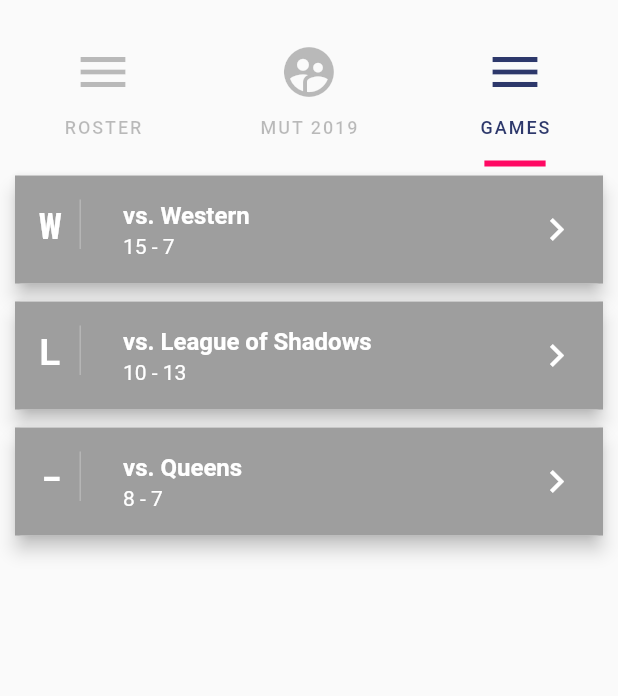
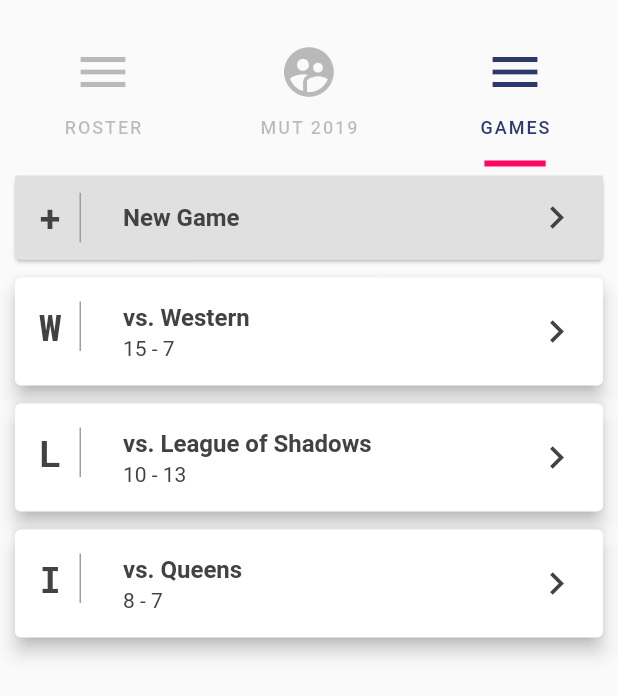
Before and after one commit to TuOfTimes/seven_otl, a Flutter app: the screen it shows after launch, tab 3 chosen, on a phone screen of 412 x 824 dp. Shown: the top 696 px of the screen. Run offline on Flutter 3.47's test engine with Material 2 defaults, Android fonts, the phone set to English and light mode, and no system bars.

Commit message:
renamed screens, added new player and new game buttons

```diff
--- a/lib/main.dart
+++ b/lib/main.dart
@@ -1,6 +1,6 @@
 import 'package:flutter/material.dart';
-import 'screens/roster_screen.dart';
-import 'screens/games_screen.dart';
+import 'screens/roster.dart';
+import 'screens/games.dart';
 
 void main() => runApp(new MyApp());
 
--- a/lib/model/game.dart
+++ b/lib/model/game.dart
@@ -19,7 +19,7 @@ class Game {
       case Result.loss:
         return "L";
       case Result.unfinished:
-        return "-";
+        return "I";
       case Result.tie:
         return "T";
       default:
--- a/lib/screens/games_screen.dart
+++ b/lib/screens/games.dart
@@ -39,10 +39,11 @@ class _ListPageState extends State<ListPage> {
             padding: EdgeInsets.only(right: 12.0),
             decoration: new BoxDecoration(
                 border: new Border(
-                    right: new BorderSide(width: 1.0, color: Colors.white24))),
+                    right:
+                        new BorderSide(width: 1.0, color: Colors.grey[500]))),
             child: Text(game.getResultLetter(),
                 style: TextStyle(
-                    color: Colors.white,
+                    color: Colors.grey[800],
                     fontWeight: FontWeight.bold,
                     fontSize: 25,
                     fontFamily: 'RobotoMono')),
@@ -51,9 +52,10 @@ class _ListPageState extends State<ListPage> {
           // title should specify score
           title: Text(
             "vs. " + game.opponent,
-            style: TextStyle(color: Colors.white, fontWeight: FontWeight.bold),
+            style:
+                TextStyle(color: Colors.grey[800], fontWeight: FontWeight.bold),
           ),
-          // subtitle: Text("Intermediate", style: TextStyle(color: Colors.white)),
+          // subtitle: Text("Intermediate", style: TextStyle(color: Colors.grey[800])),
 
           subtitle: Row(
             children: <Widget>[
@@ -63,11 +65,11 @@ class _ListPageState extends State<ListPage> {
                       game.teamScore.toString() +
                           " - " +
                           game.opponentScore.toString(),
-                      style: TextStyle(color: Colors.white))),
+                      style: TextStyle(color: Colors.grey[800]))),
             ],
           ),
-          trailing:
-              Icon(Icons.keyboard_arrow_right, color: Colors.white, size: 30.0),
+          trailing: Icon(Icons.keyboard_arrow_right,
+              color: Colors.grey[800], size: 30.0),
           onTap: () {
             Navigator.push(
                 context, MaterialPageRoute(builder: (context) => DetailPage()));
@@ -78,30 +80,59 @@ class _ListPageState extends State<ListPage> {
           elevation: 5.0,
           margin: new EdgeInsets.symmetric(horizontal: 10.0, vertical: 6.0),
           child: Container(
-            decoration: BoxDecoration(color: Colors.grey),
+            decoration: BoxDecoration(color: Colors.transparent),
             child: makeListTile(game),
           ),
         );
 
+    Card makeNewGameCard() => Card(
+        elevation: 1,
+        margin: new EdgeInsets.symmetric(horizontal: 10.0, vertical: 6.0),
+        child: Container(
+            decoration: BoxDecoration(color: Colors.grey[300]),
+            child: ListTile(
+              leading: Container(
+                padding: EdgeInsets.only(right: 12.0),
+                decoration: new BoxDecoration(
+                    border: new Border(
+                        right: new BorderSide(
+                            width: 1.0, color: Colors.grey[500]))),
+                child: Text("+",
+                    style: TextStyle(
+                        color: Colors.grey[800],
+                        fontWeight: FontWeight.bold,
+                        fontSize: 25,
+                        fontFamily: 'RobotoMono')),
+              ),
+
+              // title should specify score
+              title: Text(
+                "New Game",
+                style: TextStyle(
+                    color: Colors.grey[800], fontWeight: FontWeight.bold),
+              ),
+              // subtitle:
+              //     Text("0 - 0", style: TextStyle(color: Colors.grey[800])),
+              trailing: Icon(Icons.keyboard_arrow_right,
+                  color: Colors.grey[800], size: 30.0),
+              onTap: () {
+                Navigator.push(context,
+                    MaterialPageRoute(builder: (context) => DetailPage()));
+              },
+            )));
+
     final makeBody = Container(
-        // decoration: BoxDecoration(color: Color.fromRGBO(58, 66, 86, 1.0)),
-        child: Column(children: <Widget>[
-      // Text(
-      //   widget.title,
-      //   style: TextStyle(
-      //     color: Colors.grey,
-      //     fontWeight: FontWeight.bold,
-      //     fontSize: 25),
-      //   ),
-      ListView.builder(
+      alignment: Alignment(0, -1),
+      child: ListView.builder(
         scrollDirection: Axis.vertical,
         shrinkWrap: true,
-        itemCount: games.length,
+        itemCount: games.length + 1,
         itemBuilder: (BuildContext context, int index) {
-          return makeCard(games[index]);
+          if (index == 0) return makeNewGameCard();
+          return makeCard(games[index - 1]);
         },
       ),
-    ]));
+    );
 
     return makeBody;
   }
--- a/lib/screens/roster_screen.dart
+++ b/lib/screens/roster.dart
@@ -52,7 +52,7 @@ class _ListPageState extends State<ListPage> {
           children: <Widget>[
             Expanded(
                 flex: 4,
-                child: Text(player.getLine() + " " + player.getPosition(),
+                child: Text(player.getLine() + " - " + player.getPosition(),
                     style: TextStyle(color: Colors.black))),
           ],
         ),
@@ -66,19 +66,54 @@ class _ListPageState extends State<ListPage> {
           elevation: 1,
           margin: new EdgeInsets.symmetric(horizontal: 10.0, vertical: 6.0),
           child: Container(
-            decoration: BoxDecoration(color: Colors.transparent),
-            child: makeListTile(player),
+              decoration: BoxDecoration(color: Colors.transparent),
+              child: makeListTile(player)),
+        );
+
+    Card makeNewPlayerCard() => Card(
+          elevation: 1,
+          margin: new EdgeInsets.symmetric(horizontal: 10.0, vertical: 6.0),
+          child: Container(
+            decoration: BoxDecoration(color: Colors.grey[300]),
+            child: ListTile(
+                leading: Container(
+                  child: Text("+",
+                      style: TextStyle(
+                          color: Colors.black,
+                          fontWeight: FontWeight.bold,
+                          fontSize: 17)),
+                ),
+
+                // title should specify score
+                title: Text(
+                  "Add Player",
+                  style: TextStyle(color: Colors.black, fontSize: 17),
+                ),
+                // subtitle: Row(
+                //   children: <Widget>[
+                //     Expanded(
+                //         flex: 4,
+                //         child: Text("Line - Position",
+                //             style: TextStyle(color: Colors.black))),
+                //   ],
+                // ),
+                onTap: () {
+                  Navigator.push(context,
+                      MaterialPageRoute(builder: (context) => DetailPage()));
+                },
+                dense: true),
           ),
         );
 
     final makeBody = Container(
-      // decoration: BoxDecoration(color: Color.fromRGBO(58, 66, 86, 1.0)),
+      alignment: Alignment(0, -1),
       child: ListView.builder(
         scrollDirection: Axis.vertical,
         shrinkWrap: true,
-        itemCount: players.length,
+        itemCount: players.length + 1,
         itemBuilder: (BuildContext context, int index) {
-          return makeCard(players[index]);
+          if (index < players.length) return makeCard(players[index]);
+          return makeNewPlayerCard();
         },
       ),
     );
```
Also changed, not shown: lib/screens/new_game.dart (added), lib/screens/new_player.dart (added), lib/screens/team_info.dart (added).
